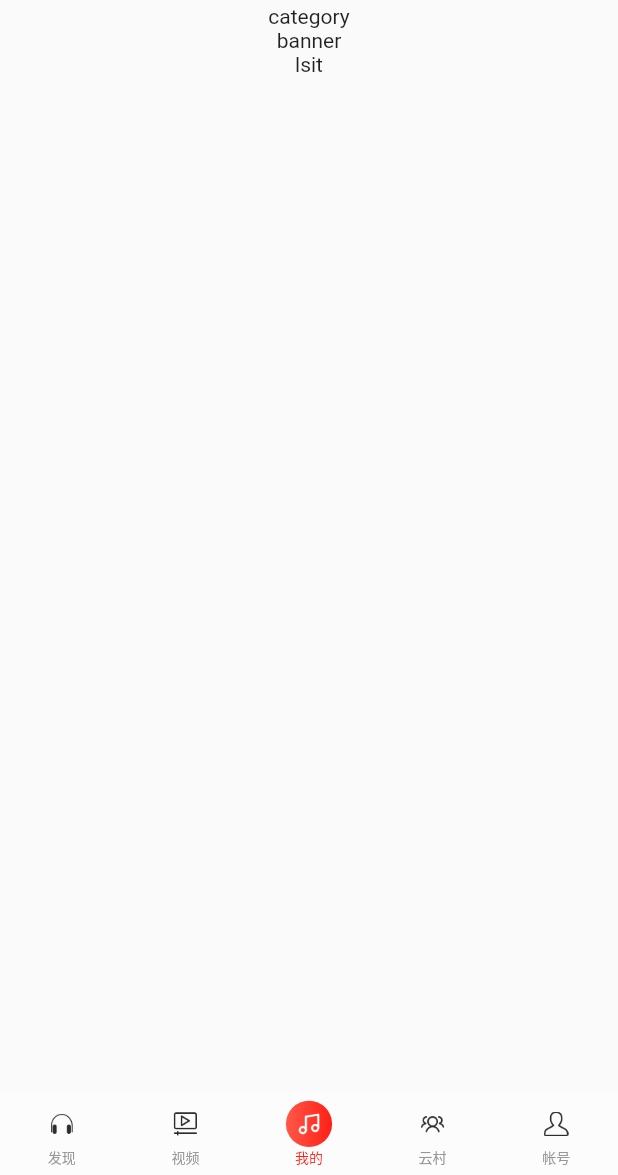
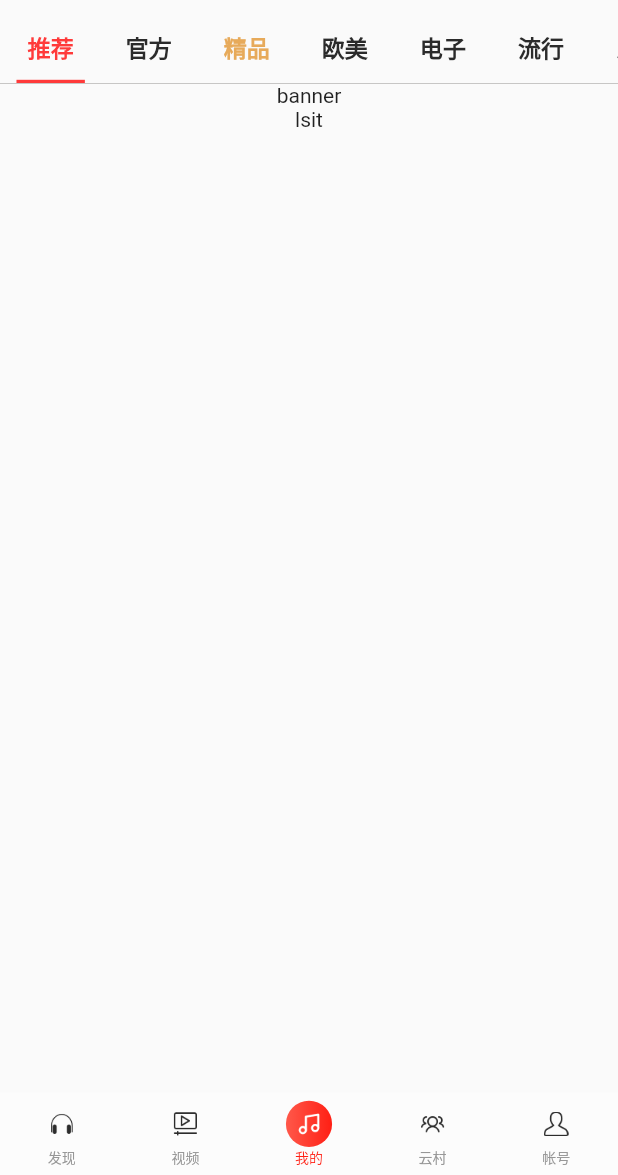
Before and after one commit to LoTwT/music_player, a Flutter app: the Square screen opened by its route, on a phone screen of 412 x 824 dp, the part 61-1236 px from its top. Run offline on Flutter 3.47's test engine with Material 2 defaults, Android fonts, the phone set to English and light mode, and no system bars; our stand-ins replace carousel_slider, flutter_hooks.

Commit message:
SquareCategory

```diff
--- a/lib/mock/mock.dart
+++ b/lib/mock/mock.dart
@@ -1,3 +1,5 @@
+import 'package:flutter/material.dart';
+
 const songs = [
   {
     "id": "1",
@@ -104,3 +106,18 @@ const BottomNavbarInfos = <Map>[
     "title": "帐号",
   },
 ];
+
+const SquareCategoryItems = [
+  {"id": 0, "title": "推荐", "color": null},
+  {"id": 1, "title": "官方", "color": null},
+  {"id": 2, "title": "精品", "color": 0xffe7aa5a},
+  {"id": 3, "title": "欧美", "color": null},
+  {"id": 4, "title": "电子", "color": null},
+  {"id": 5, "title": "流行", "color": null},
+  {"id": 6, "title": "乡村", "color": null},
+  {"id": 7, "title": "其它", "color": null},
+  {"id": 8, "title": "aa", "color": null},
+  {"id": 9, "title": "bb", "color": null},
+  {"id": 10, "title": "cc", "color": null},
+  {"id": 11, "title": "dd", "color": null},
+];
--- a/lib/views/square/square.dart
+++ b/lib/views/square/square.dart
@@ -1,4 +1,6 @@
 import 'package:flutter/material.dart';
+import 'package:flutter_hooks/flutter_hooks.dart';
+import 'package:music_player/mock/mock.dart';
 import 'package:music_player/utils/screen_utils.dart';
 import 'package:music_player/views/square/square_banner.dart';
 import 'package:music_player/views/square/square_category.dart';
@@ -6,10 +8,12 @@ import 'package:music_player/views/square/square_header.dart';
 import 'package:music_player/views/square/square_list.dart';
 import 'package:music_player/widgets/bottom_navbar.dart';
 
-class Square extends StatelessWidget {
+class Square extends HookWidget {
   @override
   Widget build(BuildContext context) {
-    var screen = ScreenUtils(context);
+    final screen = ScreenUtils(context);
+    final currentSquareCategoryId =
+        useState(SquareCategoryItems[0]["id"] as int);
 
     return Scaffold(
       body: Container(
@@ -17,7 +21,11 @@ class Square extends StatelessWidget {
         child: Column(
           children: [
             SquareHeader(),
-            SquareCategory(),
+            SquareCategory(
+              currentId: currentSquareCategoryId.value,
+              squareCategoryItems: SquareCategoryItems,
+              onChanged: (id) => currentSquareCategoryId.value = id,
+            ),
             SquareBanner(),
             SquareList(),
           ],
--- a/lib/views/square/square_category.dart
+++ b/lib/views/square/square_category.dart
@@ -1,8 +1,87 @@
 import 'package:flutter/material.dart';
+import 'package:music_player/utils/screen_utils.dart';
+
+typedef OnChangeSquareCategory = void Function(int);
 
 class SquareCategory extends StatelessWidget {
+  final int currentId;
+  final OnChangeSquareCategory onChanged;
+  final List<Map> squareCategoryItems;
+
+  SquareCategory({
+    Key? key,
+    this.currentId = 0,
+    required this.onChanged,
+    required this.squareCategoryItems,
+  }) : super(key: key);
+
   @override
   Widget build(BuildContext context) {
-    return Text("category");
+    final screen = ScreenUtils(context);
+
+    return Container(
+      margin: EdgeInsets.only(top: screen.calc(30)),
+      decoration: BoxDecoration(
+        border: Border(
+          bottom: BorderSide(
+            width: screen.calc(1),
+            color: Color(0xffbcbab9),
+          ),
+        ),
+      ),
+      child: SingleChildScrollView(
+        scrollDirection: Axis.horizontal,
+        child: Container(
+          padding: EdgeInsets.only(
+            left: screen.calc(2),
+            right: screen.calc(2),
+          ),
+          child: Row(
+            children: squareCategoryItems
+                .map(
+                  (item) => GestureDetector(
+                    onTap: () => onChanged(item["id"] as int),
+                    child: Container(
+                      padding: EdgeInsets.only(
+                        bottom: currentId == item["id"]
+                            ? screen.calc(23 - 4)
+                            : screen.calc(23),
+                      ),
+                      margin: EdgeInsets.only(
+                        left: screen.calc(18),
+                        right: screen.calc(18),
+                      ),
+                      width: screen.calc(83),
+                      alignment: Alignment.center,
+                      decoration: BoxDecoration(
+                        border: currentId == item["id"]
+                            ? Border(
+                                bottom: BorderSide(
+                                  width: screen.calc(4),
+                                  color: Color(0xffff3a3a),
+                                ),
+                              )
+                            : null,
+                      ),
+                      child: Text(
+                        item["title"] as String,
+                        style: TextStyle(
+                          fontSize: screen.calc(28),
+                          fontWeight: FontWeight.w700,
+                          color: currentId == item["id"]
+                              ? Color(0xffff3a3a)
+                              : (item["color"] != null
+                                  ? Color(item["color"] as int)
+                                  : Color(0xff2b2b2b)),
+                        ),
+                      ),
+                    ),
+                  ),
+                )
+                .toList(),
+          ),
+        ),
+      ),
+    );
   }
 }
```
